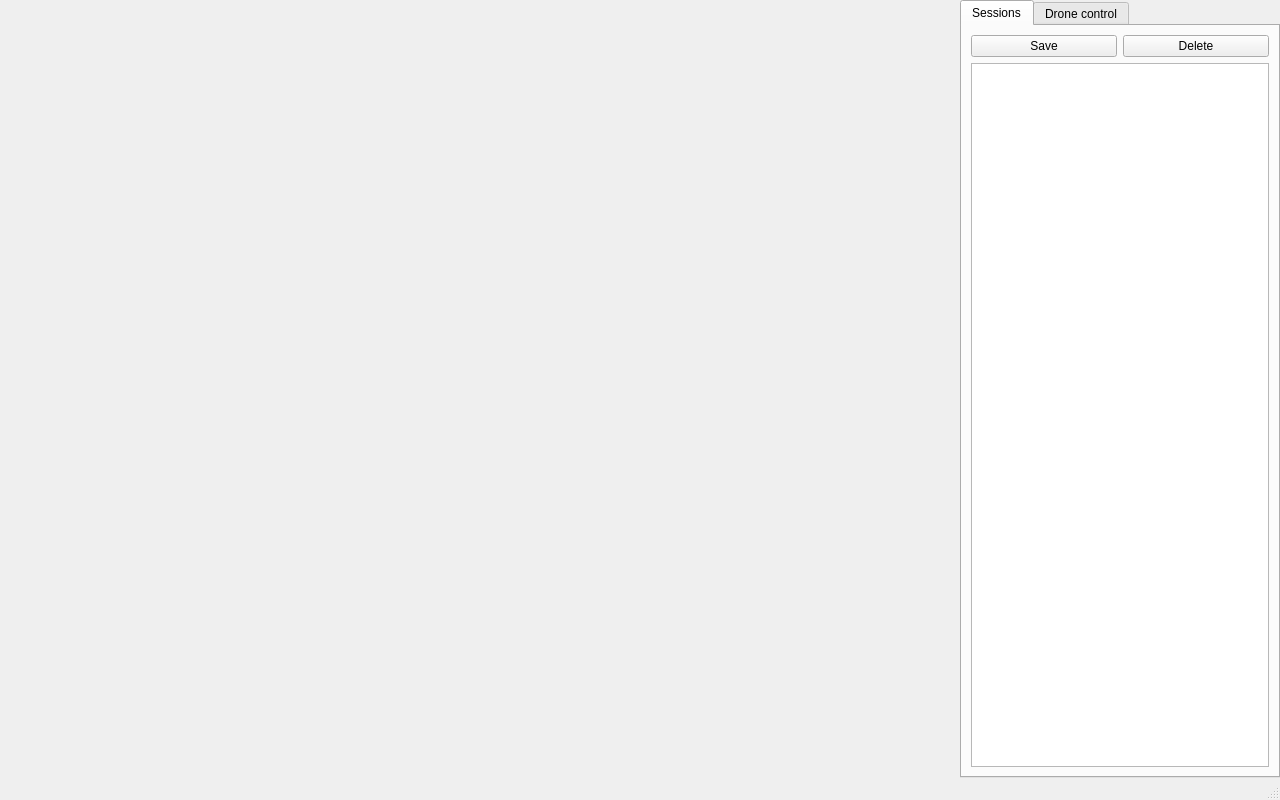
anatolym78/BoardStation, file mainwindow.ui: the form before one commit.
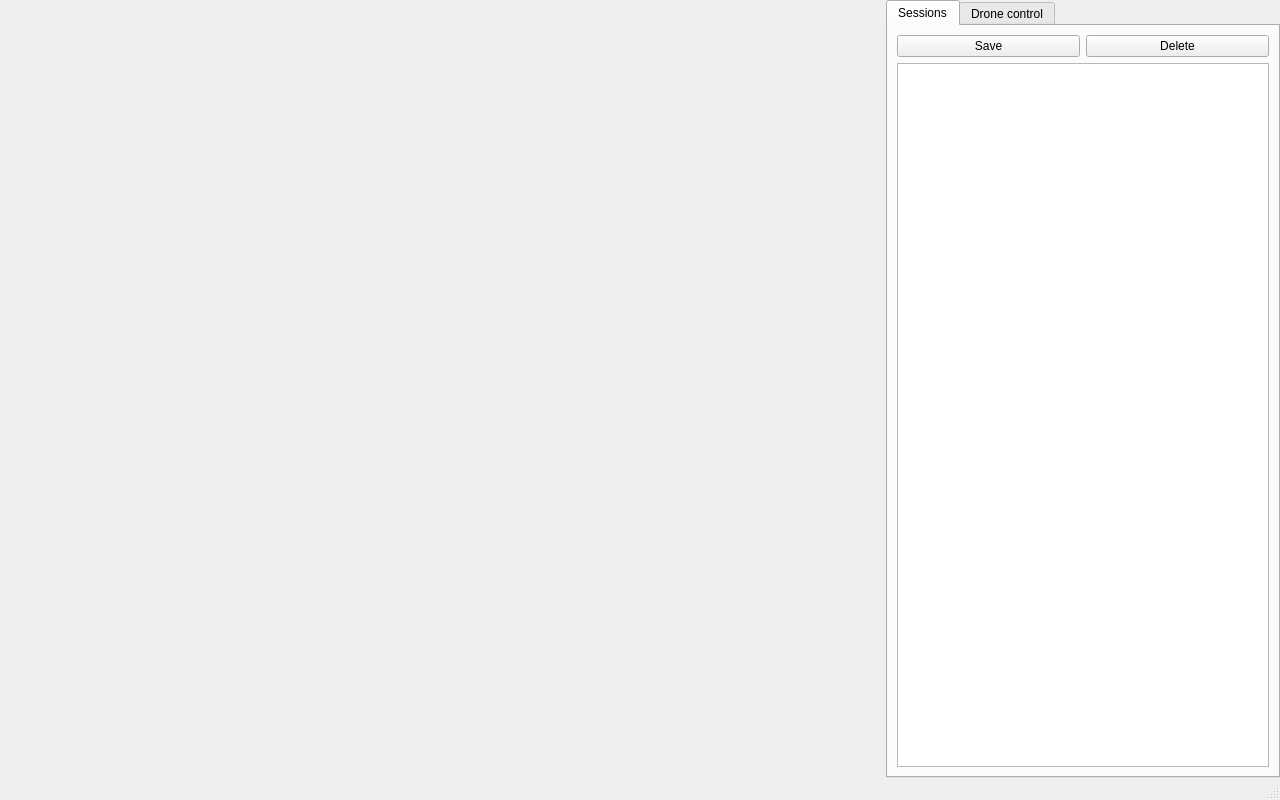
The form after the commit. The open tabs and pages were chosen to show the change. Custom widgets are drawn as their Qt base class.

What changed in the file:
```diff
--- a/mainwindow.ui
+++ b/mainwindow.ui
@@ -14,7 +14,7 @@
    <string>BoardStation</string>
   </property>
   <widget class="QWidget" name="centralwidget">
-   <layout class="QHBoxLayout" name="horizontalLayout_2" stretch="3,1">
+   <layout class="QHBoxLayout" name="horizontalLayout_2" stretch="9,4">
     <property name="spacing">
      <number>0</number>
     </property>
```
Left out of the diff: 2 changed lines with no effect on the pictures.
